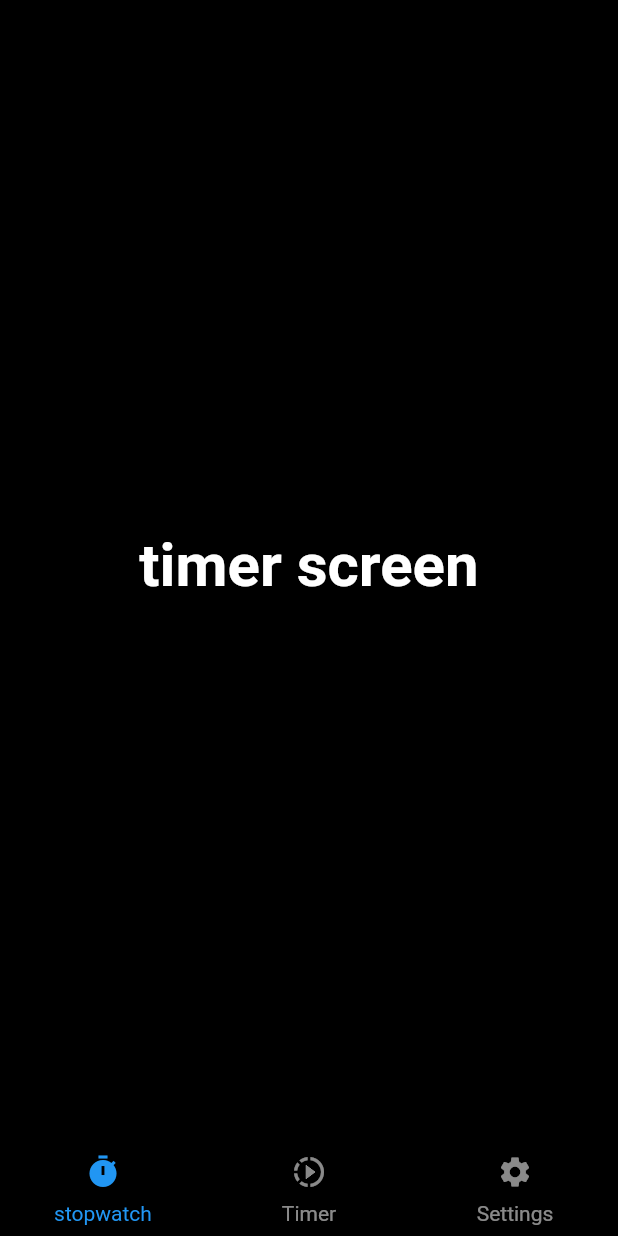
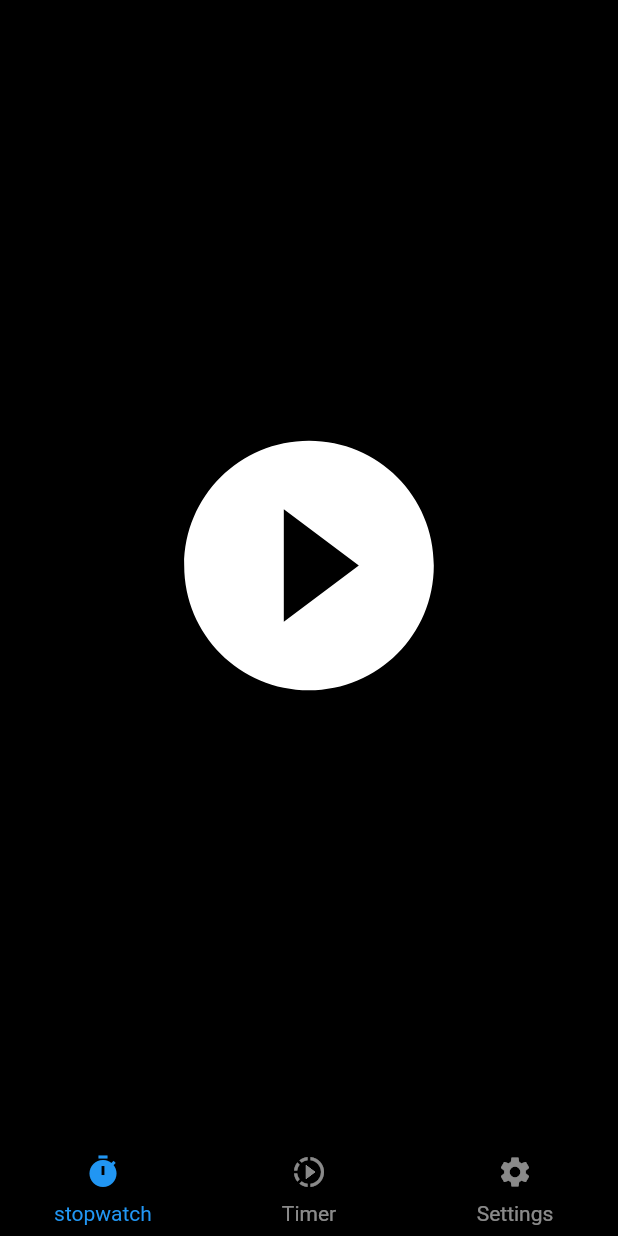
Before and after one commit to TalebZak/Timer, a Flutter app: the TimerScreen screen opened by its route, on a phone screen of 412 x 824 dp. Run offline on Flutter 3.47's test engine with Material 2 defaults, Android fonts, the phone set to English and light mode, and no system bars; our stand-ins replace get.

Commit message:
Implemented the timer using Getx, need to implement the remaining features.

```diff
--- a/lib/screens/timer_screen.dart
+++ b/lib/screens/timer_screen.dart
@@ -1,18 +1,28 @@
 import 'package:flutter/material.dart';
+import 'package:get/get.dart';
+import 'package:get/get_core/src/get_main.dart';
+import 'package:timer/state/timer_state.dart';
 import 'package:timer/widgets/bottom_nav_bar.dart';
+import 'package:timer/widgets/start_button.dart';
 
 class TimerScreen extends StatelessWidget {
   static const routeName = '/timer-screen';
 
   @override
   Widget build(BuildContext context) {
+    final TimerState timer = Get.put(TimerState());
     return Scaffold(
-      body: Center(
-        child: Text(
-          'timer screen',
-          style: Theme.of(context).textTheme.headline1,
-        ),
-      ),
+      body: Obx(() {
+        if (!timer.isRunning.value) {
+          return StartButton(onTap: timer.start);
+        }
+        return Center(
+          child: Text(
+            timer.timeElapsed,
+            style: Theme.of(context).textTheme.headline1,
+          ),
+        );
+      }),
       bottomNavigationBar: BottomNavBar(),
     );
   }
--- a/lib/state/stopwatch_provider.dart
+++ b/lib/state/stopwatch_provider.dart
@@ -48,10 +48,10 @@ class StopwatchProvider with ChangeNotifier {
     String hours_string =
         hours_elapsed < 10 ? "0${hours_elapsed}" : hours_elapsed.toString();
     String minutes_string = minutes_elapsed < 10
-        ? "0${minutes_elapsed}"
+        ? "0" + minutes_elapsed.toString()
         : minutes_elapsed.toString();
     String seconds_string = seconds_elapsed < 10
-        ? "0${seconds_elapsed}"
+        ? "0" + seconds_elapsed.toString()
         : seconds_elapsed.toString();
     return hours_string + ":" + minutes_string + ":" + seconds_string;
   }
--- /dev/null
+++ b/lib/widgets/start_button.dart
@@ -0,0 +1,18 @@
+import 'package:flutter/material.dart';
+
+class StartButton extends StatelessWidget {
+  final Function onTap;
+
+  const StartButton({Key key, this.onTap}) : super(key: key);
+
+  @override
+  Widget build(BuildContext context) {
+    return Center(
+      child: GestureDetector(
+        onTap: this.onTap,
+        child: Icon(Icons.play_circle_filled_outlined,
+            size: 200, color: Theme.of(context).primaryColor),
+      ),
+    );
+  }
+}
--- a/pubspec.yaml
+++ b/pubspec.yaml
@@ -29,6 +29,7 @@ dependencies:
   # Use with the CupertinoIcons class for iOS style icons.
   cupertino_icons: ^1.0.2
   provider: ^4.3.3
+  get: ^3.25.6
 dev_dependencies:
   flutter_test:
     sdk: flutter
```
Also changed, not shown: lib/screens/stopwatch_screen.dart (+2 -7 lines), lib/state/timer_state.dart (added, +66 -0 lines), pubspec.lock.
